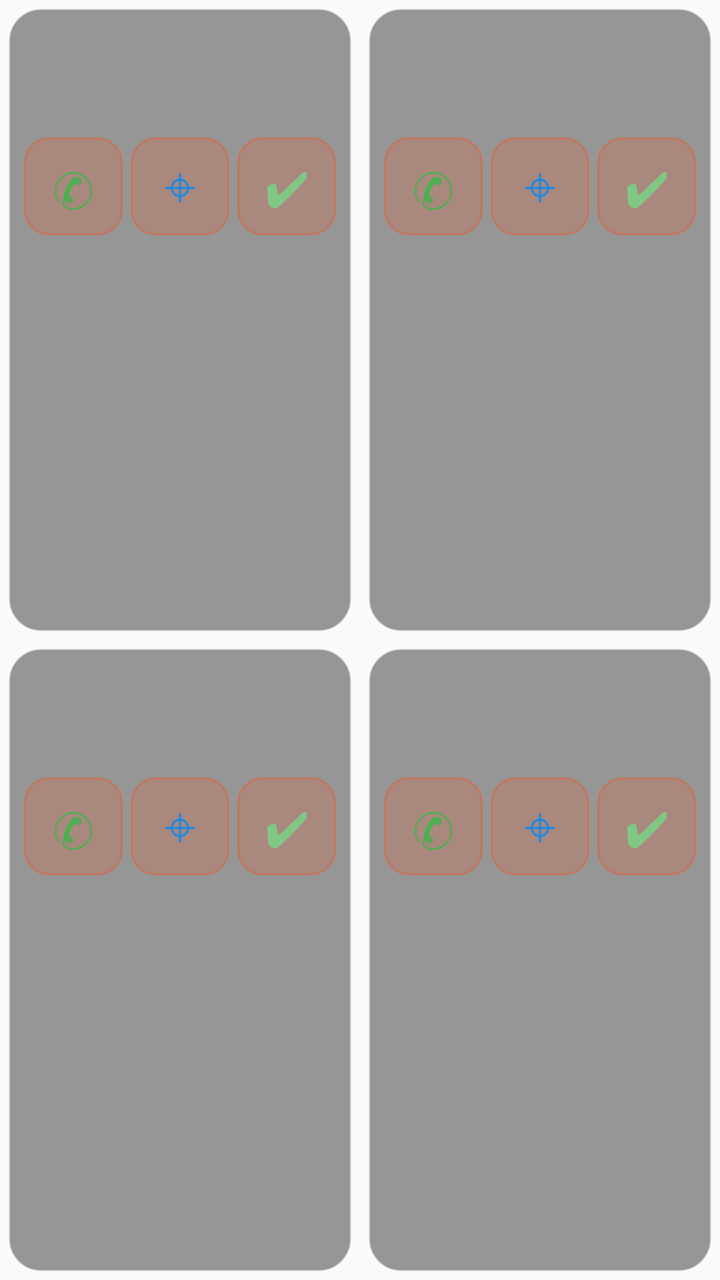
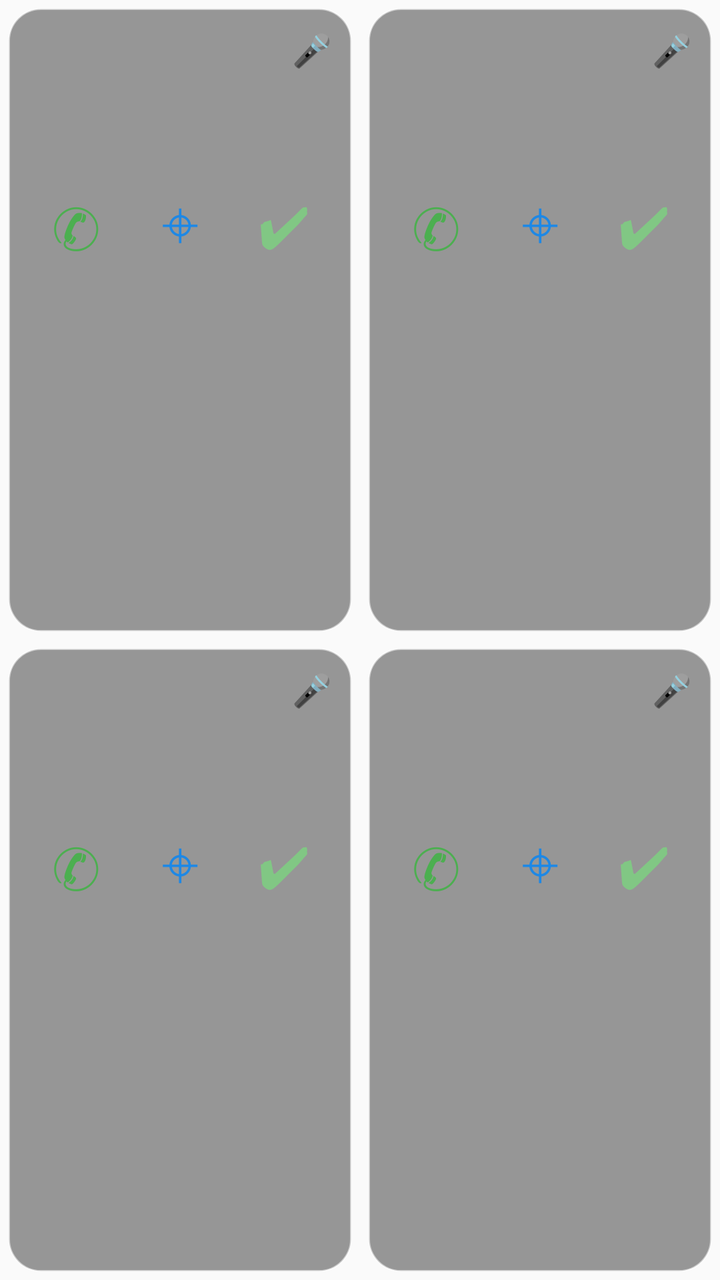

Compare the two renders of this Android layout. The source of the first and the diff that turns it into the second are given below.
<!-- AndroidManifest.xml: application theme Theme.PlanZamerov -->
<!-- res/layout/zamer_widget_page.xml -->
<?xml version="1.0" encoding="utf-8"?>
<LinearLayout xmlns:android="http://schemas.android.com/apk/res/android"
    android:layout_width="match_parent"
    android:layout_height="match_parent"
    android:orientation="vertical">

    
    <LinearLayout
        android:layout_width="match_parent"
        android:layout_height="0dp"
        android:layout_weight="1"
        android:orientation="horizontal">

        
        <LinearLayout
            android:id="@+id/card_1"
            android:layout_width="0dp"
            android:layout_weight="1"
            android:layout_height="match_parent"
            android:orientation="vertical"
            android:background="@drawable/widget_card_bg"
            android:padding="8dp"
            android:layout_margin="4dp">

            <TextView
                android:id="@+id/t1_time"
                android:layout_width="wrap_content"
                android:layout_height="wrap_content"
                android:textColor="#FF7043"
                android:textSize="15sp"
                android:textStyle="bold" />

            <TextView
                android:id="@+id/t1_name"
                android:layout_width="match_parent"
                android:layout_height="wrap_content"
                android:textColor="#FFFFFF"
                android:textSize="13sp"
                android:maxLines="1"
                android:ellipsize="end" />

            <TextView
                android:id="@+id/t1_addr"
                android:layout_width="match_parent"
                android:layout_height="wrap_content"
                android:textColor="#B3FFFFFF"
                android:textSize="11sp"
                android:maxLines="2"
                android:ellipsize="end" />

            <LinearLayout
                android:layout_width="match_parent"
                android:layout_height="wrap_content"
                android:orientation="horizontal"
                android:gravity="center_vertical"
                android:layout_marginTop="4dp">

                <TextView
                    android:id="@+id/t1_call"
                    android:layout_width="0dp"
                    android:layout_weight="1"
                    android:layout_height="wrap_content"
                    android:text="✆"
                    android:textColor="#4CAF50"
                    android:textSize="24sp"
                    android:gravity="center"
                    android:background="@drawable/widget_btn_bg"
                    android:padding="8dp" />

                <TextView
                    android:id="@+id/t1_map"
                    android:layout_width="0dp"
                    android:layout_weight="1"
                    android:layout_height="wrap_content"
                    android:text="⌖"
                    android:textColor="#1E88E5"
                    android:textSize="24sp"
                    android:gravity="center"
                    android:background="@drawable/widget_btn_bg"
                    android:padding="8dp"
                    android:layout_marginStart="4dp" />

                <TextView
                    android:id="@+id/t1_done"
                    android:layout_width="0dp"
                    android:layout_weight="1"
                    android:layout_height="wrap_content"
                    android:text="✔"
                    android:textColor="#81C784"
                    android:textSize="24sp"
                    android:gravity="center"
                    android:background="@drawable/widget_btn_bg"
                    android:padding="8dp"
                    android:layout_marginStart="4dp" />
            </LinearLayout>
        </LinearLayout>

        
        <LinearLayout
            android:id="@+id/card_2"
            android:layout_width="0dp"
            android:layout_weight="1"
            android:layout_height="match_parent"
            android:orientation="vertical"
            android:background="@drawable/widget_card_bg"
            android:padding="8dp"
            android:layout_margin="4dp">

            <TextView
                android:id="@+id/t2_time"
                android:layout_width="wrap_content"
                android:layout_height="wrap_content"
                android:textColor="#FF7043"
                android:textSize="15sp"
                android:textStyle="bold" />

            <TextView
                android:id="@+id/t2_name"
                android:layout_width="match_parent"
                android:layout_height="wrap_content"
                android:textColor="#FFFFFF"
                android:textSize="13sp"
                android:maxLines="1"
                android:ellipsize="end" />

            <TextView
                android:id="@+id/t2_addr"
                android:layout_width="match_parent"
                android:layout_height="wrap_content"
                android:textColor="#B3FFFFFF"
                android:textSize="11sp"
                android:maxLines="2"
                android:ellipsize="end" />

            <LinearLayout
                android:layout_width="match_parent"
                android:layout_height="wrap_content"
                android:orientation="horizontal"
                android:gravity="center_vertical"
                android:layout_marginTop="4dp">

                <TextView
                    android:id="@+id/t2_call"
                    android:layout_width="0dp"
                    android:layout_weight="1"
                    android:layout_height="wrap_content"
                    android:text="✆"
                    android:textColor="#4CAF50"
                    android:textSize="24sp"
                    android:gravity="center"
                    android:background="@drawable/widget_btn_bg"
                    android:padding="8dp" />

                <TextView
                    android:id="@+id/t2_map"
                    android:layout_width="0dp"
                    android:layout_weight="1"
                    android:layout_height="wrap_content"
                    android:text="⌖"
                    android:textColor="#1E88E5"
                    android:textSize="24sp"
                    android:gravity="center"
                    android:background="@drawable/widget_btn_bg"
                    android:padding="8dp"
                    android:layout_marginStart="4dp" />

                <TextView
                    android:id="@+id/t2_done"
                    android:layout_width="0dp"
                    android:layout_weight="1"
                    android:layout_height="wrap_content"
                    android:text="✔"
                    android:textColor="#81C784"
                    android:textSize="24sp"
                    android:gravity="center"
                    android:background="@drawable/widget_btn_bg"
                    android:padding="8dp"
                    android:layout_marginStart="4dp" />
            </LinearLayout>
        </LinearLayout>
    </LinearLayout>

    
    <LinearLayout
        android:layout_width="match_parent"
        android:layout_height="0dp"
        android:layout_weight="1"
        android:orientation="horizontal">

        
        <LinearLayout
            android:id="@+id/card_3"
            android:layout_width="0dp"
            android:layout_weight="1"
            android:layout_height="match_parent"
            android:orientation="vertical"
            android:background="@drawable/widget_card_bg"
            android:padding="8dp"
            android:layout_margin="4dp">

            <TextView
                android:id="@+id/t3_time"
                android:layout_width="wrap_content"
                android:layout_height="wrap_content"
                android:textColor="#FF7043"
                android:textSize="15sp"
                android:textStyle="bold" />

            <TextView
                android:id="@+id/t3_name"
                android:layout_width="match_parent"
                android:layout_height="wrap_content"
                android:textColor="#FFFFFF"
                android:textSize="13sp"
                android:maxLines="1"
                android:ellipsize="end" />

            <TextView
                android:id="@+id/t3_addr"
                android:layout_width="match_parent"
                android:layout_height="wrap_content"
                android:textColor="#B3FFFFFF"
                android:textSize="11sp"
                android:maxLines="2"
                android:ellipsize="end" />

            <LinearLayout
                android:layout_width="match_parent"
                android:layout_height="wrap_content"
                android:orientation="horizontal"
                android:gravity="center_vertical"
                android:layout_marginTop="4dp">

                <TextView
                    android:id="@+id/t3_call"
                    android:layout_width="0dp"
                    android:layout_weight="1"
                    android:layout_height="wrap_content"
                    android:text="✆"
                    android:textColor="#4CAF50"
                    android:textSize="24sp"
                    android:gravity="center"
                    android:background="@drawable/widget_btn_bg"
                    android:padding="8dp" />

                <TextView
                    android:id="@+id/t3_map"
                    android:layout_width="0dp"
                    android:layout_weight="1"
                    android:layout_height="wrap_content"
                    android:text="⌖"
                    android:textColor="#1E88E5"
                    android:textSize="24sp"
                    android:gravity="center"
                    android:background="@drawable/widget_btn_bg"
                    android:padding="8dp"
                    android:layout_marginStart="4dp" />

                <TextView
                    android:id="@+id/t3_done"
                    android:layout_width="0dp"
                    android:layout_weight="1"
                    android:layout_height="wrap_content"
                    android:text="✔"
                    android:textColor="#81C784"
                    android:textSize="24sp"
                    android:gravity="center"
                    android:background="@drawable/widget_btn_bg"
                    android:padding="8dp"
                    android:layout_marginStart="4dp" />
            </LinearLayout>
        </LinearLayout>

        
        <LinearLayout
            android:id="@+id/card_4"
            android:layout_width="0dp"
            android:layout_weight="1"
            android:layout_height="match_parent"
            android:orientation="vertical"
            android:background="@drawable/widget_card_bg"
            android:padding="8dp"
            android:layout_margin="4dp">

            <TextView
                android:id="@+id/t4_time"
                android:layout_width="wrap_content"
                android:layout_height="wrap_content"
                android:textColor="#FF7043"
                android:textSize="15sp"
                android:textStyle="bold" />

            <TextView
                android:id="@+id/t4_name"
                android:layout_width="match_parent"
                android:layout_height="wrap_content"
                android:textColor="#FFFFFF"
                android:textSize="13sp"
                android:maxLines="1"
                android:ellipsize="end" />

            <TextView
                android:id="@+id/t4_addr"
                android:layout_width="match_parent"
                android:layout_height="wrap_content"
                android:textColor="#B3FFFFFF"
                android:textSize="11sp"
                android:maxLines="2"
                android:ellipsize="end" />

            <LinearLayout
                android:layout_width="match_parent"
                android:layout_height="wrap_content"
                android:orientation="horizontal"
                android:gravity="center_vertical"
                android:layout_marginTop="4dp">

                <TextView
                    android:id="@+id/t4_call"
                    android:layout_width="0dp"
                    android:layout_weight="1"
                    android:layout_height="wrap_content"
                    android:text="✆"
                    android:textColor="#4CAF50"
                    android:textSize="24sp"
                    android:gravity="center"
                    android:background="@drawable/widget_btn_bg"
                    android:padding="8dp" />

                <TextView
                    android:id="@+id/t4_map"
                    android:layout_width="0dp"
                    android:layout_weight="1"
                    android:layout_height="wrap_content"
                    android:text="⌖"
                    android:textColor="#1E88E5"
                    android:textSize="24sp"
                    android:gravity="center"
                    android:background="@drawable/widget_btn_bg"
                    android:padding="8dp"
                    android:layout_marginStart="4dp" />

                <TextView
                    android:id="@+id/t4_done"
                    android:layout_width="0dp"
                    android:layout_weight="1"
                    android:layout_height="wrap_content"
                    android:text="✔"
                    android:textColor="#81C784"
                    android:textSize="24sp"
                    android:gravity="center"
                    android:background="@drawable/widget_btn_bg"
                    android:padding="8dp"
                    android:layout_marginStart="4dp" />
            </LinearLayout>
        </LinearLayout>
    </LinearLayout>
</LinearLayout>
<!-- resources referenced by this layout -->
<resources>
  <!-- drawable widget_btn_bg (drawable) -->
  <?xml version="1.0" encoding="utf-8"?>
  <shape xmlns:android="http://schemas.android.com/apk/res/android"
      android:shape="rectangle">
      <solid android:color="#33F4511E" />
      <corners android:radius="12dp" />
      <stroke android:width="1dp" android:color="#66F4511E" />
  </shape>
  <!-- drawable widget_card_bg (drawable) -->
  <?xml version="1.0" encoding="utf-8"?>
  <shape xmlns:android="http://schemas.android.com/apk/res/android"
      android:shape="rectangle">
      <solid android:color="#66000000" />
      <stroke android:width="1dp" android:color="#80FFFFFF" />
      <corners android:radius="16dp" />
  </shape>
  <style name="Theme.PlanZamerov" parent="android:Theme.Material.Light.NoActionBar" />
</resources>

<!-- the commit's change to res/layout/zamer_widget_page.xml (unified diff, before → after) -->
@@ -22,13 +22,35 @@
             android:padding="8dp"
             android:layout_margin="4dp">
 
-            <TextView
-                android:id="@+id/t1_time"
-                android:layout_width="wrap_content"
-                android:layout_height="wrap_content"
-                android:textColor="#FF7043"
-                android:textSize="15sp"
-                android:textStyle="bold" />
+            
+            <LinearLayout
+                android:layout_width="match_parent"
+                android:layout_height="wrap_content"
+                android:orientation="horizontal"
+                android:gravity="center_vertical">
+
+                <TextView
+                    android:id="@+id/t1_time"
+                    android:layout_width="wrap_content"
+                    android:layout_height="wrap_content"
+                    android:textColor="#FF7043"
+                    android:textSize="15sp"
+                    android:textStyle="bold" />
+
+                <View
+                    android:layout_width="0dp"
+                    android:layout_height="1dp"
+                    android:layout_weight="1" />
+
+                <TextView
+                    android:id="@+id/t1_mic"
+                    android:layout_width="wrap_content"
+                    android:layout_height="wrap_content"
+                    android:text="🎤"
+                    android:textColor="#FFAB91"
+                    android:textSize="16sp"
+                    android:padding="2dp" />
+            </LinearLayout>
 
             <TextView
                 android:id="@+id/t1_name"
@@ -40,6 +62,15 @@
                 android:ellipsize="end" />
 
             <TextView
+                android:id="@+id/t1_from"
+                android:layout_width="match_parent"
+                android:layout_height="wrap_content"
+                android:textColor="#B3FFFFFF"
+                android:textSize="11sp"
+                android:maxLines="1"
+                android:ellipsize="end" />
+
+            <TextView
                 android:id="@+id/t1_addr"
                 android:layout_width="match_parent"
                 android:layout_height="wrap_content"
@@ -48,6 +79,7 @@
                 android:maxLines="2"
                 android:ellipsize="end" />
 
+            
             <LinearLayout
                 android:layout_width="match_parent"
                 android:layout_height="wrap_content"
@@ -62,10 +94,9 @@
                     android:layout_height="wrap_content"
                     android:text="✆"
                     android:textColor="#4CAF50"
-                    android:textSize="24sp"
-                    android:gravity="center"
-                    android:background="@drawable/widget_btn_bg"
-                    android:padding="8dp" />
+                    android:textSize="28sp"
+                    android:gravity="center"
+                    android:padding="4dp" />
 
                 <TextView
                     android:id="@+id/t1_map"
@@ -74,11 +105,9 @@
                     android:layout_height="wrap_content"
                     android:text="⌖"
                     android:textColor="#1E88E5"
-                    android:textSize="24sp"
-                    android:gravity="center"
-                    android:background="@drawable/widget_btn_bg"
-                    android:padding="8dp"
-                    android:layout_marginStart="4dp" />
+                    android:textSize="28sp"
+                    android:gravity="center"
+                    android:padding="4dp" />
 
                 <TextView
                     android:id="@+id/t1_done"
@@ -87,11 +116,9 @@
                     android:layout_height="wrap_content"
                     android:text="✔"
                     android:textColor="#81C784"
-                    android:textSize="24sp"
-                    android:gravity="center"
-                    android:background="@drawable/widget_btn_bg"
-                    android:padding="8dp"
-                    android:layout_marginStart="4dp" />
+                    android:textSize="28sp"
+                    android:gravity="center"
+                    android:padding="4dp" />
             </LinearLayout>
         </LinearLayout>
 
@@ -106,13 +133,34 @@
             android:padding="8dp"
             android:layout_margin="4dp">
 
-            <TextView
-                android:id="@+id/t2_time"
-                android:layout_width="wrap_content"
-                android:layout_height="wrap_content"
-                android:textColor="#FF7043"
-                android:textSize="15sp"
-                android:textStyle="bold" />
+            <LinearLayout
+                android:layout_width="match_parent"
+                android:layout_height="wrap_content"
+                android:orientation="horizontal"
+                android:gravity="center_vertical">
+
+                <TextView
+                    android:id="@+id/t2_time"
+                    android:layout_width="wrap_content"
+                    android:layout_height="wrap_content"
+                    android:textColor="#FF7043"
+                    android:textSize="15sp"
+                    android:textStyle="bold" />
+
+                <View
+                    android:layout_width="0dp"
+                    android:layout_height="1dp"
+                    android:layout_weight="1" />
+
+                <TextView
+                    android:id="@+id/t2_mic"
+                    android:layout_width="wrap_content"
+                    android:layout_height="wrap_content"
+                    android:text="🎤"
+                    android:textColor="#FFAB91"
+                    android:textSize="16sp"
+                    android:padding="2dp" />
+            </LinearLayout>
 
             <TextView
                 android:id="@+id/t2_name"
@@ -124,6 +172,15 @@
                 android:ellipsize="end" />
 
             <TextView
+                android:id="@+id/t2_from"
+                android:layout_width="match_parent"
+                android:layout_height="wrap_content"
+                android:textColor="#B3FFFFFF"
+                android:textSize="11sp"
+                android:maxLines="1"
+                android:ellipsize="end" />
+
+            <TextView
                 android:id="@+id/t2_addr"
                 android:layout_width="match_parent"
                 android:layout_height="wrap_content"
@@ -146,10 +203,9 @@
                     android:layout_height="wrap_content"
                     android:text="✆"
                     android:textColor="#4CAF50"
-                    android:textSize="24sp"
-                    android:gravity="center"
-                    android:background="@drawable/widget_btn_bg"
-                    android:padding="8dp" />
+                    android:textSize="28sp"
+                    android:gravity="center"
+                    android:padding="4dp" />
 
                 <TextView
                     android:id="@+id/t2_map"
@@ -158,11 +214,9 @@
                     android:layout_height="wrap_content"
                     android:text="⌖"
                     android:textColor="#1E88E5"
-                    android:textSize="24sp"
-                    android:gravity="center"
-                    android:background="@drawable/widget_btn_bg"
-                    android:padding="8dp"
-                    android:layout_marginStart="4dp" />
+                    android:textSize="28sp"
+                    android:gravity="center"
+                    android:padding="4dp" />
 
                 <TextView
                     android:id="@+id/t2_done"
@@ -171,11 +225,9 @@
                     android:layout_height="wrap_content"
                     android:text="✔"
                     android:textColor="#81C784"
-                    android:textSize="24sp"
-                    android:gravity="center"
-                    android:background="@drawable/widget_btn_bg"
-                    android:padding="8dp"
-                    android:layout_marginStart="4dp" />
+                    android:textSize="28sp"
+                    android:gravity="center"
+                    android:padding="4dp" />
             </LinearLayout>
         </LinearLayout>
     </LinearLayout>
@@ -198,13 +250,34 @@
             android:padding="8dp"
             android:layout_margin="4dp">
 
-            <TextView
-                android:id="@+id/t3_time"
-                android:layout_width="wrap_content"
-                android:layout_height="wrap_content"
-                android:textColor="#FF7043"
-                android:textSize="15sp"
-                android:textStyle="bold" />
+            <LinearLayout
+                android:layout_width="match_parent"
+                android:layout_height="wrap_content"
+                android:orientation="horizontal"
+                android:gravity="center_vertical">
+
+                <TextView
+                    android:id="@+id/t3_time"
+                    android:layout_width="wrap_content"
+                    android:layout_height="wrap_content"
+                    android:textColor="#FF7043"
+                    android:textSize="15sp"
+                    android:textStyle="bold" />
+
+                <View
+                    android:layout_width="0dp"
+                    android:layout_height="1dp"
+                    android:layout_weight="1" />
+
+                <TextView
+                    android:id="@+id/t3_mic"
+                    android:layout_width="wrap_content"
+                    android:layout_height="wrap_content"
+                    android:text="🎤"
+                    android:textColor="#FFAB91"
+                    android:textSize="16sp"
+                    android:padding="2dp" />
+            </LinearLayout>
 
             <TextView
                 android:id="@+id/t3_name"
@@ -216,6 +289,15 @@
                 android:ellipsize="end" />
 
             <TextView
+                android:id="@+id/t3_from"
+                android:layout_width="match_parent"
+                android:layout_height="wrap_content"
+                android:textColor="#B3FFFFFF"
+                android:textSize="11sp"
+                android:maxLines="1"
+                android:ellipsize="end" />
+
+            <TextView
                 android:id="@+id/t3_addr"
                 android:layout_width="match_parent"
                 android:layout_height="wrap_content"
@@ -238,10 +320,9 @@
                     android:layout_height="wrap_content"
                     android:text="✆"
                     android:textColor="#4CAF50"
-                    android:textSize="24sp"
-                    android:gravity="center"
-                    android:background="@drawable/widget_btn_bg"
-                    android:padding="8dp" />
+                    android:textSize="28sp"
+                    android:gravity="center"
+                    android:padding="4dp" />
 
                 <TextView
                     android:id="@+id/t3_map"
@@ -250,11 +331,9 @@
                     android:layout_height="wrap_content"
                     android:text="⌖"
                     android:textColor="#1E88E5"
-                    android:textSize="24sp"
-                    android:gravity="center"
-                    android:background="@drawable/widget_btn_bg"
-                    android:padding="8dp"
-                    android:layout_marginStart="4dp" />
+                    android:textSize="28sp"
+                    android:gravity="center"
+                    android:padding="4dp" />
 
                 <TextView
                     android:id="@+id/t3_done"
@@ -263,11 +342,9 @@
                     android:layout_height="wrap_content"
                     android:text="✔"
                     android:textColor="#81C784"
-                    android:textSize="24sp"
-                    android:gravity="center"
-                    android:background="@drawable/widget_btn_bg"
-                    android:padding="8dp"
-                    android:layout_marginStart="4dp" />
+                    android:textSize="28sp"
+                    android:gravity="center"
+                    android:padding="4dp" />
             </LinearLayout>
         </LinearLayout>
 
@@ -282,13 +359,34 @@
             android:padding="8dp"
             android:layout_margin="4dp">
 
-            <TextView
-                android:id="@+id/t4_time"
-                android:layout_width="wrap_content"
-                android:layout_height="wrap_content"
-                android:textColor="#FF7043"
-                android:textSize="15sp"
-                android:textStyle="bold" />
+            <LinearLayout
+                android:layout_width="match_parent"
+                android:layout_height="wrap_content"
+                android:orientation="horizontal"
+                android:gravity="center_vertical">
+
+                <TextView
+                    android:id="@+id/t4_time"
+                    android:layout_width="wrap_content"
+                    android:layout_height="wrap_content"
+                    android:textColor="#FF7043"
+                    android:textSize="15sp"
+                    android:textStyle="bold" />
+
+                <View
+                    android:layout_width="0dp"
+                    android:layout_height="1dp"
+                    android:layout_weight="1" />
+
+                <TextView
+                    android:id="@+id/t4_mic"
+                    android:layout_width="wrap_content"
+                    android:layout_height="wrap_content"
+                    android:text="🎤"
+                    android:textColor="#FFAB91"
+                    android:textSize="16sp"
+                    android:padding="2dp" />
+            </LinearLayout>
 
             <TextView
                 android:id="@+id/t4_name"
@@ -300,6 +398,15 @@
                 android:ellipsize="end" />
 
             <TextView
+                android:id="@+id/t4_from"
+                android:layout_width="match_parent"
+                android:layout_height="wrap_content"
+                android:textColor="#B3FFFFFF"
+                android:textSize="11sp"
+                android:maxLines="1"
+                android:ellipsize="end" />
+
+            <TextView
                 android:id="@+id/t4_addr"
                 android:layout_width="match_parent"
                 android:layout_height="wrap_content"
@@ -322,10 +429,9 @@
                     android:layout_height="wrap_content"
                     android:text="✆"
                     android:textColor="#4CAF50"
-                    android:textSize="24sp"
-                    android:gravity="center"
-                    android:background="@drawable/widget_btn_bg"
-                    android:padding="8dp" />
+                    android:textSize="28sp"
+                    android:gravity="center"
+                    android:padding="4dp" />
 
                 <TextView
                     android:id="@+id/t4_map"
@@ -334,11 +440,9 @@
                     android:layout_height="wrap_content"
                     android:text="⌖"
                     android:textColor="#1E88E5"
-                    android:textSize="24sp"
-                    android:gravity="center"
-                    android:background="@drawable/widget_btn_bg"
-                    android:padding="8dp"
-                    android:layout_marginStart="4dp" />
+                    android:textSize="28sp"
+                    android:gravity="center"
+                    android:padding="4dp" />
 
                 <TextView
                     android:id="@+id/t4_done"
@@ -347,11 +451,9 @@
                     android:layout_height="wrap_content"
                     android:text="✔"
                     android:textColor="#81C784"
-                    android:textSize="24sp"
-                    android:gravity="center"
-                    android:background="@drawable/widget_btn_bg"
-                    android:padding="8dp"
-                    android:layout_marginStart="4dp" />
+                    android:textSize="28sp"
+                    android:gravity="center"
+                    android:padding="4dp" />
             </LinearLayout>
         </LinearLayout>
     </LinearLayout>
<!-- resource entries referenced after the edit -->
@@ -1,13 +1,5 @@
 <!-- resources referenced by this layout -->
 <resources>
-  <!-- drawable widget_btn_bg (drawable) -->
-  <?xml version="1.0" encoding="utf-8"?>
-  <shape xmlns:android="http://schemas.android.com/apk/res/android"
-      android:shape="rectangle">
-      <solid android:color="#33F4511E" />
-      <corners android:radius="12dp" />
-      <stroke android:width="1dp" android:color="#66F4511E" />
-  </shape>
   <!-- drawable widget_card_bg (drawable) -->
   <?xml version="1.0" encoding="utf-8"?>
   <shape xmlns:android="http://schemas.android.com/apk/res/android"
